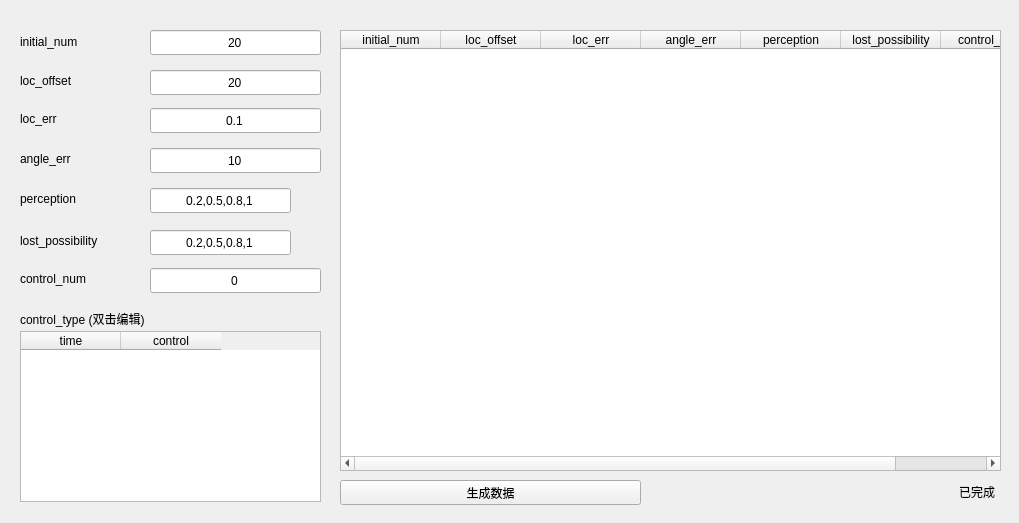
First picture: the form in app/ui/form_generate.ui, repository HansBug/dgdvapp, before the edit.
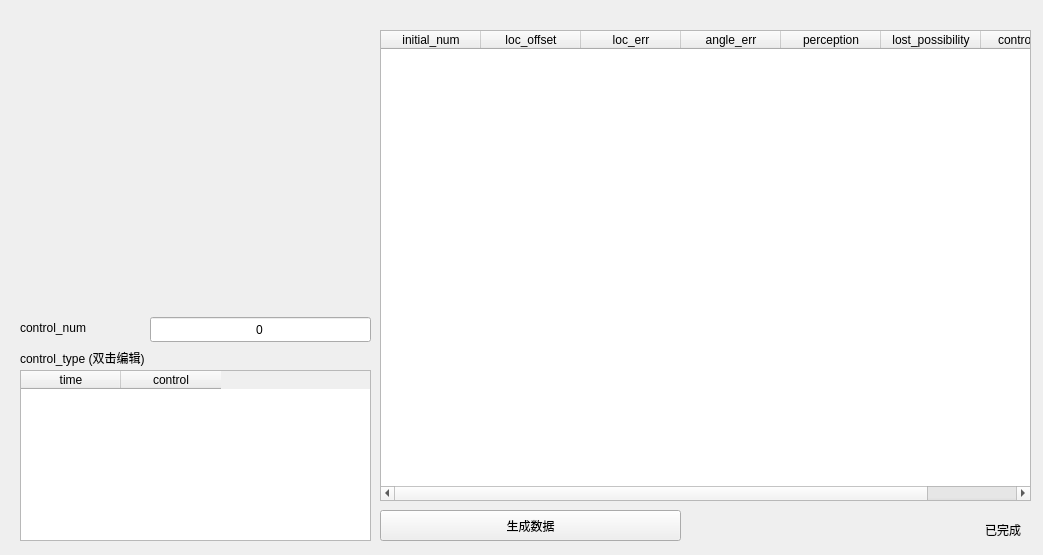
Second picture: the form after the edit.

Diff of the .ui file:
```diff
--- a/app/ui/form_generate.ui
+++ b/app/ui/form_generate.ui
@@ -6,223 +6,19 @@
    <rect>
     <x>0</x>
     <y>0</y>
-    <width>1019</width>
-    <height>523</height>
+    <width>1043</width>
+    <height>555</height>
    </rect>
   </property>
   <property name="windowTitle">
    <string>测试数据生成</string>
   </property>
-  <widget class="QLineEdit" name="edit_initial_num">
-   <property name="geometry">
-    <rect>
-     <x>150</x>
-     <y>30</y>
-     <width>171</width>
-     <height>25</height>
-    </rect>
-   </property>
-   <property name="text">
-    <string>20</string>
-   </property>
-   <property name="alignment">
-    <set>Qt::AlignCenter</set>
-   </property>
-   <property name="placeholderText">
-    <string>[1, 1000]</string>
-   </property>
-  </widget>
-  <widget class="QLineEdit" name="edit_loc_offset">
-   <property name="geometry">
-    <rect>
-     <x>150</x>
-     <y>70</y>
-     <width>171</width>
-     <height>25</height>
-    </rect>
-   </property>
-   <property name="text">
-    <string>20</string>
-   </property>
-   <property name="alignment">
-    <set>Qt::AlignCenter</set>
-   </property>
-   <property name="placeholderText">
-    <string>[-500, 500]</string>
-   </property>
-  </widget>
-  <widget class="QLabel" name="label_initial_num">
-   <property name="geometry">
-    <rect>
-     <x>20</x>
-     <y>33</y>
-     <width>121</width>
-     <height>17</height>
-    </rect>
-   </property>
-   <property name="text">
-    <string>initial_num</string>
-   </property>
-  </widget>
-  <widget class="QLabel" name="label_loc_offset">
-   <property name="geometry">
-    <rect>
-     <x>20</x>
-     <y>72</y>
-     <width>121</width>
-     <height>17</height>
-    </rect>
-   </property>
-   <property name="text">
-    <string>loc_offset</string>
-   </property>
-  </widget>
-  <widget class="QLineEdit" name="edit_loc_err">
-   <property name="geometry">
-    <rect>
-     <x>150</x>
-     <y>108</y>
-     <width>171</width>
-     <height>25</height>
-    </rect>
-   </property>
-   <property name="text">
-    <string>0.1</string>
-   </property>
-   <property name="frame">
-    <bool>true</bool>
-   </property>
-   <property name="echoMode">
-    <enum>QLineEdit::Normal</enum>
-   </property>
-   <property name="alignment">
-    <set>Qt::AlignCenter</set>
-   </property>
-   <property name="placeholderText">
-    <string>[0.0, 1.0]</string>
-   </property>
-  </widget>
-  <widget class="QLabel" name="label_loc_err">
-   <property name="geometry">
-    <rect>
-     <x>20</x>
-     <y>110</y>
-     <width>121</width>
-     <height>17</height>
-    </rect>
-   </property>
-   <property name="text">
-    <string>loc_err</string>
-   </property>
-  </widget>
-  <widget class="QLineEdit" name="edit_angle_err">
-   <property name="geometry">
-    <rect>
-     <x>150</x>
-     <y>148</y>
-     <width>171</width>
-     <height>25</height>
-    </rect>
-   </property>
-   <property name="text">
-    <string>10</string>
-   </property>
-   <property name="alignment">
-    <set>Qt::AlignCenter</set>
-   </property>
-   <property name="placeholderText">
-    <string>[-10, 10]</string>
-   </property>
-  </widget>
-  <widget class="QLabel" name="label_angle_err">
-   <property name="geometry">
-    <rect>
-     <x>20</x>
-     <y>150</y>
-     <width>121</width>
-     <height>17</height>
-    </rect>
-   </property>
-   <property name="text">
-    <string>angle_err</string>
-   </property>
-  </widget>
-  <widget class="QLineEdit" name="edit_perception">
-   <property name="geometry">
-    <rect>
-     <x>150</x>
-     <y>188</y>
-     <width>141</width>
-     <height>25</height>
-    </rect>
-   </property>
-   <property name="text">
-    <string>0.2,0.5,0.8,1</string>
-   </property>
-   <property name="alignment">
-    <set>Qt::AlignCenter</set>
-   </property>
-   <property name="readOnly">
-    <bool>true</bool>
-   </property>
-   <property name="placeholderText">
-    <string>perception</string>
-   </property>
-  </widget>
-  <widget class="QLabel" name="label_perception">
-   <property name="geometry">
-    <rect>
-     <x>20</x>
-     <y>190</y>
-     <width>121</width>
-     <height>17</height>
-    </rect>
-   </property>
-   <property name="text">
-    <string>perception</string>
-   </property>
-  </widget>
-  <widget class="QLineEdit" name="edit_lost_possibility">
-   <property name="geometry">
-    <rect>
-     <x>150</x>
-     <y>230</y>
-     <width>141</width>
-     <height>25</height>
-    </rect>
-   </property>
-   <property name="text">
-    <string>0.2,0.5,0.8,1</string>
-   </property>
-   <property name="alignment">
-    <set>Qt::AlignCenter</set>
-   </property>
-   <property name="readOnly">
-    <bool>true</bool>
-   </property>
-   <property name="placeholderText">
-    <string>lost_possibility</string>
-   </property>
-  </widget>
-  <widget class="QLabel" name="label_lost_possibility">
-   <property name="geometry">
-    <rect>
-     <x>20</x>
-     <y>232</y>
-     <width>121</width>
-     <height>17</height>
-    </rect>
-   </property>
-   <property name="text">
-    <string>lost_possibility</string>
-   </property>
-  </widget>
   <widget class="QLineEdit" name="edit_control_num">
    <property name="geometry">
     <rect>
      <x>150</x>
-     <y>268</y>
-     <width>171</width>
+     <y>317</y>
+     <width>221</width>
      <height>25</height>
     </rect>
    </property>
@@ -243,7 +39,7 @@
    <property name="geometry">
     <rect>
      <x>20</x>
-     <y>270</y>
+     <y>319</y>
      <width>121</width>
      <height>17</height>
     </rect>
@@ -256,8 +52,8 @@
    <property name="geometry">
     <rect>
      <x>20</x>
-     <y>331</y>
-     <width>301</width>
+     <y>370</y>
+     <width>351</width>
      <height>171</height>
     </rect>
    </property>
@@ -279,8 +75,8 @@
    <property name="geometry">
     <rect>
      <x>20</x>
-     <y>310</y>
-     <width>291</width>
+     <y>349</y>
+     <width>351</width>
      <height>17</height>
     </rect>
    </property>
@@ -291,10 +87,10 @@
   <widget class="QTableWidget" name="table_result">
    <property name="geometry">
     <rect>
-     <x>340</x>
+     <x>380</x>
      <y>30</y>
-     <width>661</width>
-     <height>441</height>
+     <width>651</width>
+     <height>471</height>
     </rect>
    </property>
    <column>
@@ -336,8 +132,8 @@
   <widget class="QLabel" name="label_status">
    <property name="geometry">
     <rect>
-     <x>694</x>
-     <y>482</y>
+     <x>720</x>
+     <y>520</y>
      <width>301</width>
      <height>20</height>
     </rect>
@@ -352,10 +148,10 @@
   <widget class="QToolButton" name="button_generate">
    <property name="geometry">
     <rect>
-     <x>340</x>
-     <y>480</y>
+     <x>380</x>
+     <y>510</y>
      <width>301</width>
-     <height>25</height>
+     <height>31</height>
     </rect>
    </property>
    <property name="text">
@@ -365,6 +161,16 @@
     <string>Return</string>
    </property>
   </widget>
+  <widget class="QWidget" name="widget_properties" native="true">
+   <property name="geometry">
+    <rect>
+     <x>10</x>
+     <y>10</y>
+     <width>361</width>
+     <height>291</height>
+    </rect>
+   </property>
+  </widget>
  </widget>
  <resources/>
  <connections/>
```
